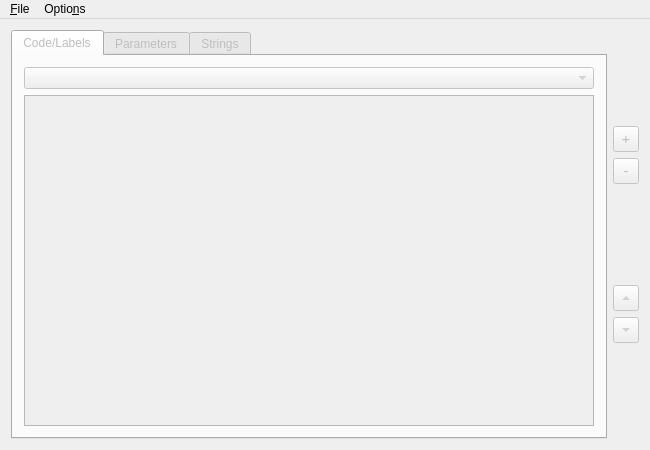
CaptainSwag101/DRV3-Tools, file wrd_editor/mainwindow.ui: the form before one commit.
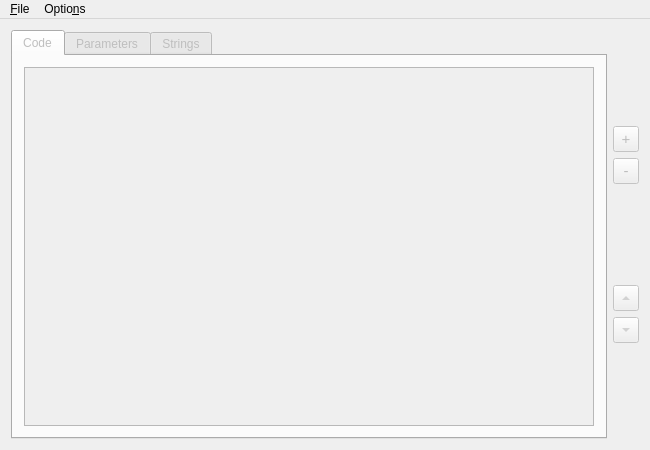
The form after the commit.

```diff
--- a/wrd_editor/mainwindow.ui
+++ b/wrd_editor/mainwindow.ui
@@ -34,12 +34,9 @@
       </property>
       <widget class="QWidget" name="tabCode">
        <attribute name="title">
-        <string>Code/Labels</string>
+        <string>Code</string>
        </attribute>
        <layout class="QVBoxLayout" name="verticalLayout_8">
-        <item>
-         <widget class="QComboBox" name="comboBox_SelectLabel"/>
-        </item>
         <item>
          <widget class="QTableView" name="tableCode">
           <property name="inputMethodHints">
```
